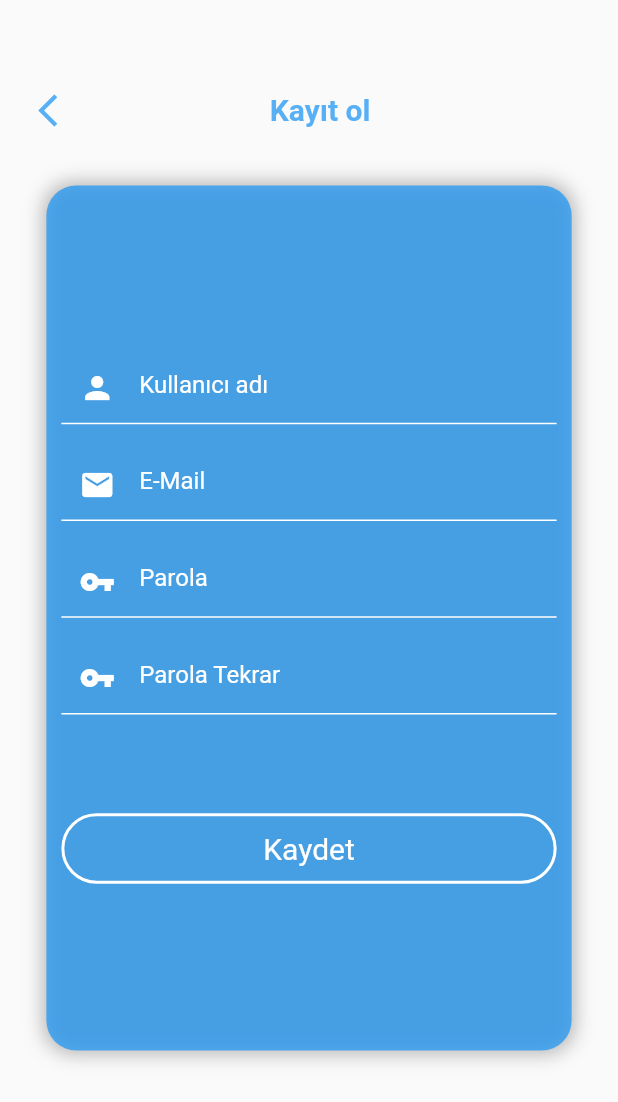
After one commit to ftmbtlgr/FlutterTraining, a Flutter app: the screen it shows after launch, after a tap on "Kayıt ol", on a phone screen of 412 x 824 dp. The commit adds this screen. Shown: the top 1102 px of the screen. Run offline on Flutter 3.47's test engine with Material 2 defaults, Android fonts, the phone set to English and light mode, and no system bars; our stand-ins replace cloud_firestore, firebase_auth, firebase_core; accounts and stored records are empty; network calls fail.

Commit message:
İlk Gönderi

```diff
--- a/lib/main.dart
+++ b/lib/main.dart
@@ -1,6 +1,6 @@
 import 'package:firebase_core/firebase_core.dart';
 import 'package:flutter/material.dart';
-import 'package:yemek_uygulama/pages/login_page.dart';
+import 'package:yemek_uygulama/pages/login.dart';
 
 void main() async{
   WidgetsFlutterBinding.ensureInitialized();
--- a/lib/pages/login_page.dart
+++ b/lib/pages/login.dart
@@ -1,7 +1,7 @@
-import 'package:yemek_uygulama/services/auth.dart';
-import 'package:yemek_uygulama/main.dart';
+import 'package:yemek_uygulama/service/auth.dart';
+import 'package:yemek_uygulama/pages/pages.dart';
+import 'package:yemek_uygulama/pages/register.dart';
 import 'package:flutter/material.dart';
-import 'package:yemek_uygulama/pages/pages.dart';
 
 class LoginPage extends StatefulWidget {
   @override
@@ -131,6 +131,33 @@ class _LoginPageState extends State<LoginPage> {
                       SizedBox(
                         height: size.height * 0.02,
                       ),
+                      InkWell(
+                        onTap: () {
+                          Navigator.push(
+                              context,
+                              MaterialPageRoute(
+                                  builder: (context) => RegisterPage()));
+                        },
+                        child: Row(
+                          mainAxisAlignment: MainAxisAlignment.spaceEvenly,
+                          children: [
+                            Container(
+                              height: 1,
+                              width: 75,
+                              color: Colors.white,
+                            ),
+                            Text(
+                              "Kayıt ol",
+                              style: TextStyle(color: Colors.white),
+                            ),
+                            Container(
+                              height: 1,
+                              width: 75,
+                              color: Colors.white,
+                            ),
+                          ],
+                        ),
+                      )
                     ],
                   ),
                 ),
--- /dev/null
+++ b/lib/pages/register.dart
@@ -0,0 +1,231 @@
+import 'package:yemek_uygulama/service/auth.dart';
+import 'package:yemek_uygulama/pages/login.dart';
+import 'package:flutter/material.dart';
+
+class RegisterPage extends StatefulWidget {
+  @override
+  _RegisterPageState createState() => _RegisterPageState();
+}
+
+class _RegisterPageState extends State<RegisterPage> {
+  final TextEditingController _nameController = TextEditingController();
+  final TextEditingController _emailController = TextEditingController();
+  final TextEditingController _passwordController = TextEditingController();
+  final TextEditingController _passwordAgainController =
+  TextEditingController();
+
+  AuthService _authService = AuthService();
+
+  @override
+  Widget build(BuildContext context) {
+    var size = MediaQuery.of(context).size;
+    return Scaffold(
+        body: Stack(
+          children: [
+            Center(
+              child: Padding(
+                padding: const EdgeInsets.symmetric(horizontal: 10.0),
+                child: Container(
+                  height: size.height * .7,
+                  width: size.width * .85,
+                  decoration: BoxDecoration(
+                      color: Colors.blue.withOpacity(.75),
+                      borderRadius: BorderRadius.all(Radius.circular(20)),
+                      boxShadow: [
+                        BoxShadow(
+                            color: Colors.grey.withOpacity(.75),
+                            blurRadius: 10,
+                            spreadRadius: 2)
+                      ]),
+                  child: Padding(
+                    padding: const EdgeInsets.all(10.0),
+                    child: Center(
+                      child: Column(
+                        mainAxisAlignment: MainAxisAlignment.center,
+                        children: [
+                          TextField(
+                              controller: _nameController,
+                              style: TextStyle(
+                                color: Colors.white,
+                              ),
+                              cursorColor: Colors.white,
+                              keyboardType: TextInputType.emailAddress,
+                              decoration: InputDecoration(
+                                prefixIcon: Icon(
+                                  Icons.person,
+                                  color: Colors.white,
+                                ),
+                                hintText: 'Kullanıcı adı',
+                                prefixText: ' ',
+                                hintStyle: TextStyle(color: Colors.white),
+                                focusColor: Colors.white,
+                                focusedBorder: UnderlineInputBorder(
+                                    borderSide: BorderSide(
+                                      color: Colors.white,
+                                    )),
+                                enabledBorder: UnderlineInputBorder(
+                                    borderSide: BorderSide(
+                                      color: Colors.white,
+                                    )),
+                              )),
+                          SizedBox(
+                            height: size.height * 0.02,
+                          ),
+                          TextField(
+                              controller: _emailController,
+                              style: TextStyle(
+                                color: Colors.white,
+                              ),
+                              cursorColor: Colors.white,
+                              keyboardType: TextInputType.emailAddress,
+                              decoration: InputDecoration(
+                                prefixIcon: Icon(
+                                  Icons.mail,
+                                  color: Colors.white,
+                                ),
+                                hintText: 'E-Mail',
+                                prefixText: ' ',
+                                hintStyle: TextStyle(color: Colors.white),
+                                focusColor: Colors.white,
+                                focusedBorder: UnderlineInputBorder(
+                                    borderSide: BorderSide(
+                                      color: Colors.white,
+                                    )),
+                                enabledBorder: UnderlineInputBorder(
+                                    borderSide: BorderSide(
+                                      color: Colors.white,
+                                    )),
+                              )),
+                          SizedBox(
+                            height: size.height * 0.02,
+                          ),
+                          TextField(
+                              style: TextStyle(
+                                color: Colors.white,
+                              ),
+                              cursorColor: Colors.white,
+                              controller: _passwordController,
+                              obscureText: true,
+                              decoration: InputDecoration(
+                                prefixIcon: Icon(
+                                  Icons.vpn_key,
+                                  color: Colors.white,
+                                ),
+                                hintText: 'Parola',
+                                prefixText: ' ',
+                                hintStyle: TextStyle(color: Colors.white),
+                                focusColor: Colors.white,
+                                focusedBorder: UnderlineInputBorder(
+                                    borderSide: BorderSide(
+                                      color: Colors.white,
+                                    )),
+                                enabledBorder: UnderlineInputBorder(
+                                    borderSide: BorderSide(
+                                      color: Colors.white,
+                                    )),
+                              )),
+                          SizedBox(
+                            height: size.height * 0.02,
+                          ),
+                          TextField(
+                              style: TextStyle(
+                                color: Colors.white,
+                              ),
+                              cursorColor: Colors.white,
+                              controller: _passwordAgainController,
+                              obscureText: true,
+                              decoration: InputDecoration(
+                                prefixIcon: Icon(
+                                  Icons.vpn_key,
+                                  color: Colors.white,
+                                ),
+                                hintText: 'Parola Tekrar',
+                                prefixText: ' ',
+                                hintStyle: TextStyle(color: Colors.white),
+                                focusColor: Colors.white,
+                                focusedBorder: UnderlineInputBorder(
+                                    borderSide: BorderSide(
+                                      color: Colors.white,
+                                    )),
+                                enabledBorder: UnderlineInputBorder(
+                                    borderSide: BorderSide(
+                                      color: Colors.white,
+                                    )),
+                              )),
+                          SizedBox(
+                            height: size.height * 0.08,
+                          ),
+                          InkWell(
+                            onTap: () {
+                              _authService
+                                  .createPerson(
+                                  _nameController.text,
+                                  _emailController.text,
+                                  _passwordController.text)
+                                  .then((value) {
+                                return Navigator.push(
+                                    context,
+                                    MaterialPageRoute(
+                                        builder: (context) => LoginPage()));
+                              });
+                            },
+                            child: Container(
+                              padding: EdgeInsets.symmetric(vertical: 5),
+                              decoration: BoxDecoration(
+                                  border: Border.all(color: Colors.white, width: 2),
+                                  //color: colorPrimaryShade,
+                                  borderRadius:
+                                  BorderRadius.all(Radius.circular(30))),
+                              child: Padding(
+                                padding: const EdgeInsets.all(5.0),
+                                child: Center(
+                                    child: Text(
+                                      "Kaydet",
+                                      style: TextStyle(
+                                        color: Colors.white,
+                                        fontSize: 20,
+                                      ),
+                                    )),
+                              ),
+                            ),
+                          ),
+                        ],
+                      ),
+                    ),
+                  ),
+                ),
+              ),
+            ),
+            Padding(
+              padding:
+              EdgeInsets.only(top: size.height * .06, left: size.width * .02),
+              child: Align(
+                alignment: Alignment.topLeft,
+                child: Row(
+                  children: [
+                    IconButton(
+                      onPressed: () => Navigator.pop(context),
+                      icon: Icon(
+                        Icons.arrow_back_ios_outlined,
+                        color: Colors.blue.withOpacity(.75),
+                        size: 26,
+                      ),
+                    ),
+                    SizedBox(
+                      width: size.width * 0.3,
+                    ),
+                    Text(
+                      "Kayıt ol",
+                      style: TextStyle(
+                          fontSize: 20,
+                          color: Colors.blue.withOpacity(.75),
+                          fontWeight: FontWeight.bold),
+                    )
+                  ],
+                ),
+              ),
+            )
+          ],
+        ));
+  }
+}
```
Also changed, not shown: lib/service/auth.dart (renamed from lib/services/auth.dart).
